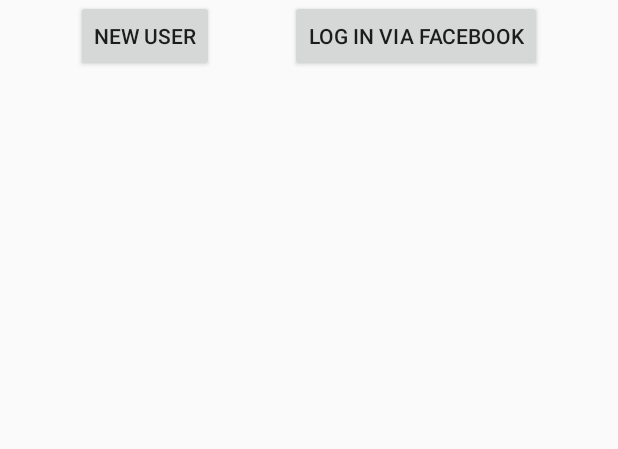
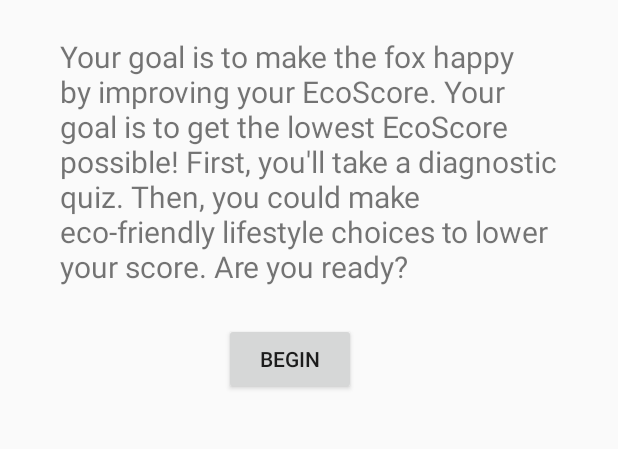
Before and after one commit to kguo25/pearlhacks2017, an Android app: the screen it shows after launch (MainActivity), on a phone screen of 412 x 824 dp, the part 241-690 px from its top. Run offline under Robolectric (Android 15) with nearby library versions, the phone set to English and light mode, and no system bars.

Commit message:
formatting

```diff
--- a/EcoPet/app/src/main/java/compsci290/edu/duke/ecopet/MainActivity.java
+++ b/EcoPet/app/src/main/java/compsci290/edu/duke/ecopet/MainActivity.java
@@ -16,10 +16,5 @@
     public void onClick(View v) {
         Intent i = new Intent(MainActivity.this, EcoQuizActivity.class);
         startActivity(i);
-        this.finish();
-    }
-
-    public void facebookLogin(View v) {
-
     }
 }
--- a/EcoPet/app/src/main/res/layout/activity_main.xml
+++ b/EcoPet/app/src/main/res/layout/activity_main.xml
@@ -19,6 +19,13 @@
         android:textSize="30sp"
         android:text="Welcome to EcoPet!" />
 
+    <TextView
+        android:layout_width="wrap_content"
+        android:layout_height="wrap_content"
+        android:padding="24dp"
+        android:textSize="20sp"
+        android:text="Your goal is to make the fox happy by improving your EcoScore. Your goal is to get the lowest EcoScore possible! First, you'll take a diagnostic quiz. Then, you could make eco-friendly lifestyle choices to lower your score. Are you ready?" />
+
     <LinearLayout
         android:layout_width="wrap_content"
         android:layout_height="wrap_content"
@@ -28,17 +35,9 @@
             android:id="@+id/new_user_quiz"
             android:layout_width="wrap_content"
             android:layout_height="wrap_content"
-            android:text="New User"
+            android:text="Begin"
             android:layout_marginRight="25dp"
             android:onClick="onClick"/>
 
-        <Button
-            android:id="@+id/new_quiz"
-            android:layout_width="wrap_content"
-            android:layout_height="wrap_content"
-            android:text="Log in via Facebook"
-            android:layout_marginLeft="25dp"
-            android:onClick="facebookLogin"/>
-
     </LinearLayout>
 </LinearLayout>
--- a/EcoPet/app/src/main/res/layout/results_activity.xml
+++ b/EcoPet/app/src/main/res/layout/results_activity.xml
@@ -5,13 +5,14 @@
     android:weightSum="1">
 
     <TextView
+        android:id="@+id/in_circle"
         android:layout_width="match_parent"
         android:layout_height="wrap_content"
         android:padding="20dp"
         android:textAlignment="center"
-        android:textSize="24sp"
+        android:textSize="35sp"
         android:fontFamily="sans-serif"
-        android:text="Your Results" />
+        android:text="Your Final Score" />
 
     <com.github.mikephil.charting.charts.PieChart
         android:layout_width="match_parent"
@@ -23,6 +24,7 @@
         android:layout_height="wrap_content"
         android:padding="20dp"
         android:textAlignment="center"
+        android:textSize="20sp"
         android:text="Percentages indicate the distribution of points from your EcoScore"/>
 
 </LinearLayout>
```
Also changed, not shown: EcoPet/app/src/main/java/compsci290/edu/duke/ecopet/EcoQuizActivity.java (+6 -6 lines), EcoPet/app/src/main/java/compsci290/edu/duke/ecopet/ResultsActivity.java (+5 -3 lines).
